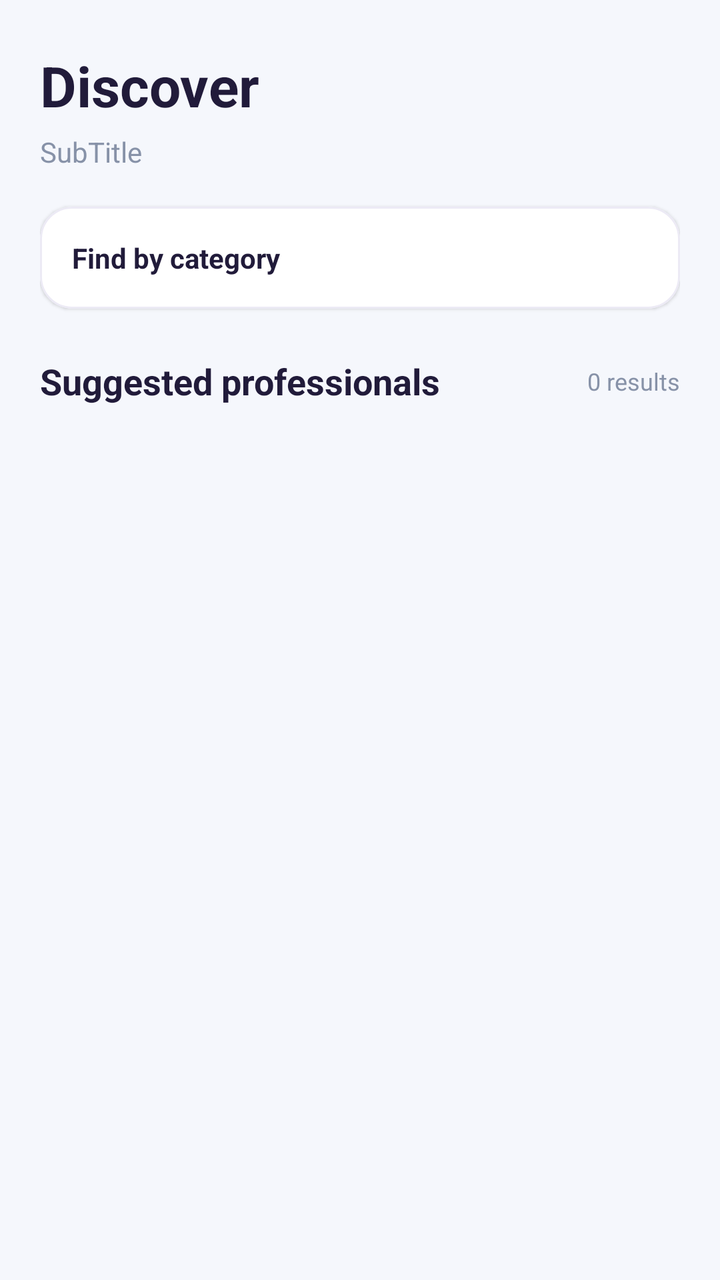
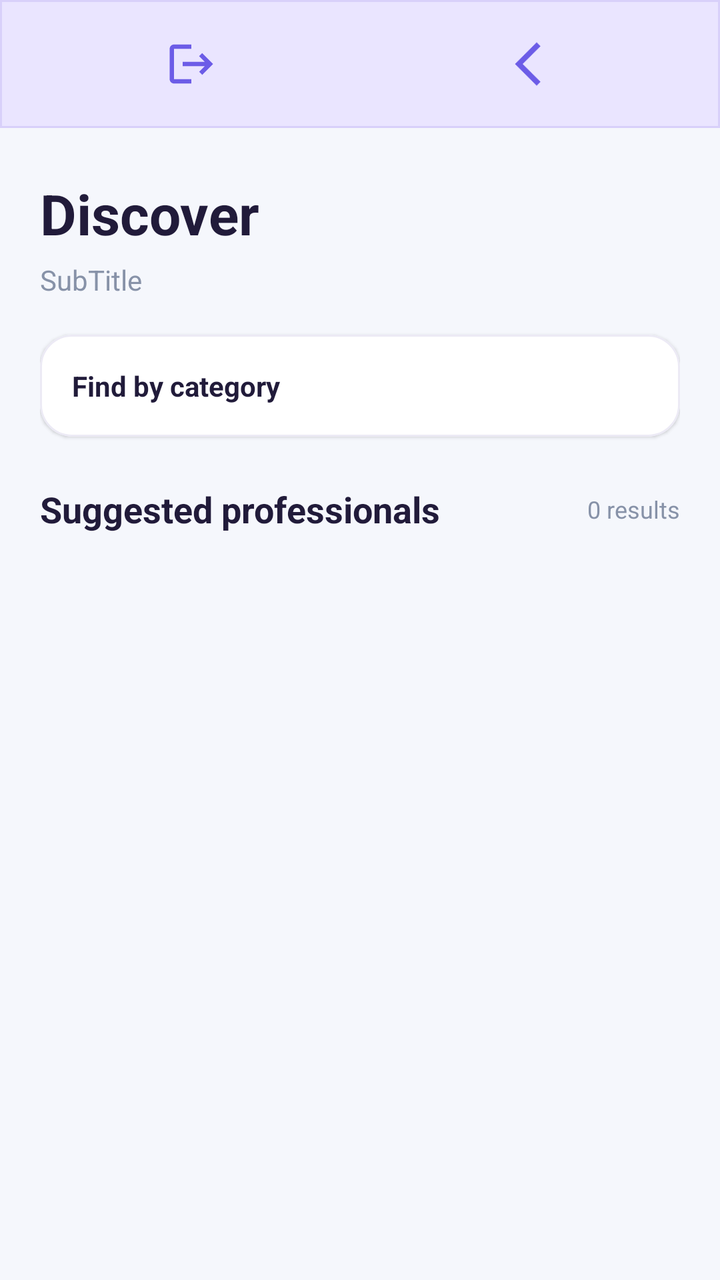

Screens rendered from an Android XML layout before and after an edit, with the pre-edit source and the edit as a unified diff.
<!-- AndroidManifest.xml: application theme Theme.FindProfessionals -->
<!-- res/layout/activity_seach.xml -->
<?xml version="1.0" encoding="utf-8"?>
<androidx.constraintlayout.widget.ConstraintLayout
    xmlns:android="http://schemas.android.com/apk/res/android"
    xmlns:app="http://schemas.android.com/apk/res-auto"
    xmlns:tools="http://schemas.android.com/tools"
    android:id="@+id/main"
    android:layout_width="match_parent"
    android:layout_height="match_parent"
    android:background="#F5F7FC"
    tools:context=".SeachActivity">

    
    <LinearLayout
        android:id="@+id/searchHeader"
        android:layout_width="match_parent"
        android:layout_height="wrap_content"
        android:orientation="vertical"
        android:paddingStart="20dp"
        android:paddingEnd="20dp"
        android:paddingTop="24dp"
        android:paddingBottom="12dp"
        app:layout_constraintTop_toTopOf="parent"
        app:layout_constraintStart_toStartOf="parent"
        app:layout_constraintEnd_toEndOf="parent">

        
        <TextView
            android:layout_width="match_parent"
            android:layout_height="wrap_content"
            android:text="Discover"
            android:textColor="#211B3A"
            android:textSize="28sp"
            android:textStyle="bold"/>

        <TextView
            android:id="@+id/subTitle"
            android:layout_width="match_parent"
            android:layout_height="wrap_content"
            android:layout_marginTop="5dp"
            android:text="SubTitle"
            android:textColor="#8792A8"
            android:textSize="14sp"/>

        
        <com.google.android.material.card.MaterialCardView
            android:id="@+id/categoryGroup"
            android:layout_width="match_parent"
            android:layout_height="wrap_content"
            android:layout_marginTop="18dp"
            app:cardBackgroundColor="#FFFFFF"
            app:cardCornerRadius="16dp"
            app:cardElevation="1dp"
            app:strokeColor="#ECEAF5"
            app:strokeWidth="1dp">

            <LinearLayout
                android:layout_width="match_parent"
                android:layout_height="wrap_content"
                android:orientation="vertical"
                android:padding="16dp">

                <TextView
                    android:layout_width="match_parent"
                    android:layout_height="wrap_content"
                    android:text="Find by category"
                    android:textColor="#211B3A"
                    android:textSize="14sp"
                    android:textStyle="bold"/>

                <HorizontalScrollView
                    android:layout_width="match_parent"
                    android:layout_height="wrap_content"
                    android:scrollbars="none">

                    <com.google.android.material.chip.ChipGroup
                        android:id="@+id/professionalCategoryGroup"
                        android:layout_width="wrap_content"
                        android:layout_height="wrap_content"
                        app:singleLine="true"
                        app:singleSelection="false"
                        app:chipSpacingHorizontal="6dp"/>

                </HorizontalScrollView>

            </LinearLayout>

        </com.google.android.material.card.MaterialCardView>

        
        <LinearLayout
            android:layout_width="match_parent"
            android:layout_height="wrap_content"
            android:layout_marginTop="24dp"
            android:gravity="center_vertical"
            android:orientation="horizontal">

            <TextView
                android:id="@+id/resultsTitle"
                android:layout_width="0dp"
                android:layout_height="wrap_content"
                android:layout_weight="1"
                android:text="Suggested professionals"
                android:textColor="#211B3A"
                android:textSize="18sp"
                android:textStyle="bold"/>

            <TextView
                android:id="@+id/resultsCount"
                android:layout_width="wrap_content"
                android:layout_height="wrap_content"
                android:text="0 results"
                android:textColor="#8792A8"
                android:textSize="12sp"/>

        </LinearLayout>

    </LinearLayout>


    
    <androidx.recyclerview.widget.RecyclerView
        android:id="@+id/searchResults"
        android:layout_width="match_parent"
        android:layout_height="0dp"
        android:clipToPadding="false"
        android:paddingStart="20dp"
        android:paddingEnd="20dp"
        android:paddingTop="8dp"
        android:paddingBottom="20dp"
        app:layout_constraintTop_toBottomOf="@id/searchHeader"
        app:layout_constraintBottom_toBottomOf="parent"
        app:layout_constraintStart_toStartOf="parent"
        app:layout_constraintEnd_toEndOf="parent"
        tools:listitem="@layout/item_post"/>

    
    <LinearLayout
        android:id="@+id/emptyState"
        android:layout_width="match_parent"
        android:layout_height="wrap_content"
        android:orientation="vertical"
        android:gravity="center"
        android:padding="32dp"
        android:visibility="gone"
        app:layout_constraintTop_toTopOf="@id/searchResults"
        app:layout_constraintBottom_toBottomOf="@id/searchResults"
        app:layout_constraintStart_toStartOf="parent"
        app:layout_constraintEnd_toEndOf="parent">

        <TextView
            android:layout_width="wrap_content"
            android:layout_height="wrap_content"
            android:text="⌕"
            android:textColor="#536DFE"
            android:textSize="54sp"/>

        <TextView
            android:id="@+id/emptyStateTitle"
            android:layout_width="wrap_content"
            android:layout_height="wrap_content"
            android:layout_marginTop="12dp"
            android:text="Nothing found"
            android:textColor="#211B3A"
            android:textSize="19sp"
            android:textStyle="bold"/>

        <TextView
            android:id="@+id/emptyStateDescription"
            android:layout_width="match_parent"
            android:layout_height="wrap_content"
            android:layout_marginTop="8dp"
            android:gravity="center"
            android:text="Try changing your search or filters."
            android:textColor="#8792A8"
            android:textSize="14sp"/>

    </LinearLayout>

</androidx.constraintlayout.widget.ConstraintLayout>
<!-- res/layout/item_post.xml (included above) -->
<?xml version="1.0" encoding="utf-8"?>
<com.google.android.material.card.MaterialCardView
    xmlns:android="http://schemas.android.com/apk/res/android"
    xmlns:app="http://schemas.android.com/apk/res-auto"
    android:layout_width="match_parent"
    android:layout_height="wrap_content"
    android:layout_marginHorizontal="4dp"
    android:layout_marginVertical="7dp"
    app:cardBackgroundColor="#FFFFFF"
    app:cardCornerRadius="18dp"
    app:cardElevation="2dp"
    app:strokeColor="#ECEAF5"
    app:strokeWidth="1dp">

    <LinearLayout
        android:layout_width="match_parent"
        android:layout_height="wrap_content"
        android:orientation="vertical"
        android:padding="16dp">

        
        <LinearLayout
            android:layout_width="match_parent"
            android:layout_height="wrap_content"
            android:gravity="center_vertical"
            android:orientation="horizontal">

            <de.hdodenhof.circleimageview.CircleImageView
                android:id="@+id/postAuthorImage"
                android:layout_width="48dp"
                android:layout_height="48dp"
                android:src="@drawable/ic_launcher_foreground"
                android:scaleType="centerCrop"/>

            <TextView
                android:id="@+id/postAuthorName"
                android:layout_width="0dp"
                android:layout_height="wrap_content"
                android:layout_marginStart="12dp"
                android:layout_weight="1"
                android:text="David Cohen"
                android:textColor="#211B3A"
                android:textSize="15sp"
                android:textStyle="bold"/>

        </LinearLayout>

        
        <LinearLayout
            android:layout_width="match_parent"
            android:layout_height="wrap_content"
            android:layout_marginTop="10dp"
            android:gravity="center_vertical"
            android:orientation="horizontal">

            <ImageView
                android:layout_width="17dp"
                android:layout_height="17dp"
                android:src="@android:drawable/ic_menu_call"
                android:contentDescription="Phone"
                app:tint="#536DFE"/>

            <TextView
                android:id="@+id/postAuthorPhone"
                android:layout_width="0dp"
                android:layout_height="wrap_content"
                android:layout_marginStart="7dp"
                android:layout_weight="1"
                android:text="+972 50-123-4567"
                android:textColor="#8792A8"
                android:textSize="13sp"/>
        </LinearLayout>

        
        <TextView
            android:id="@+id/postTitle"
            android:layout_width="match_parent"
            android:layout_height="wrap_content"
            android:layout_marginTop="16dp"
            android:text="Looking for a plumber"
            android:textColor="#211B3A"
            android:textSize="17sp"
            android:textStyle="bold"/>

        
        <TextView
            android:id="@+id/postCategory"
            android:layout_width="wrap_content"
            android:layout_height="wrap_content"
            android:layout_marginTop="7dp"
            android:text="Plumbing"
            android:textColor="#536DFE"
            android:textSize="12sp"
            android:textStyle="bold"/>

        
        <TextView
            android:id="@+id/postContent"
            android:layout_width="match_parent"
            android:layout_height="wrap_content"
            android:layout_marginTop="12dp"
            android:text="I need someone to repair a leaking pipe in my kitchen. Please contact me if you are available."
            android:textColor="#51566B"
            android:textSize="14sp"
            android:lineSpacingExtra="4dp"
            android:breakStrategy="high_quality"/>

    </LinearLayout>

</com.google.android.material.card.MaterialCardView>
<!-- resources referenced by this layout -->
<resources>
  <!-- drawable ic_launcher_foreground (drawable) -->
  <vector xmlns:android="http://schemas.android.com/apk/res/android"
      xmlns:aapt="http://schemas.android.com/aapt"
      android:width="108dp"
      android:height="108dp"
      android:viewportWidth="108"
      android:viewportHeight="108">
      <path android:pathData="M31,63.928c0,0 6.4,-11 12.1,-13.1c7.2,-2.6 26,-1.4 26,-1.4l38.1,38.1L107,108.928l-32,-1L31,63.928z">
          <aapt:attr name="android:fillColor">
              <gradient
                  android:endX="85.84757"
                  android:endY="92.4963"
                  android:startX="42.9492"
                  android:startY="49.59793"
                  android:type="linear">
                  <item
                      android:color="#44000000"
                      android:offset="0.0" />
                  <item
                      android:color="#00000000"
                      android:offset="1.0" />
              </gradient>
          </aapt:attr>
      </path>
      <path
          android:fillColor="#FFFFFF"
          android:fillType="nonZero"
          android:pathData="M65.3,45.828l3.8,-6.6c0.2,-0.4 0.1,-0.9 -0.3,-1.1c-0.4,-0.2 -0.9,-0.1 -1.1,0.3l-3.9,6.7c-6.3,-2.8 -13.4,-2.8 -19.7,0l-3.9,-6.7c-0.2,-0.4 -0.7,-0.5 -1.1,-0.3C38.8,38.328 38.7,38.828 38.9,39.228l3.8,6.6C36.2,49.428 31.7,56.028 31,63.928h46C76.3,56.028 71.8,49.428 65.3,45.828zM43.4,57.328c-0.8,0 -1.5,-0.5 -1.8,-1.2c-0.3,-0.7 -0.1,-1.5 0.4,-2.1c0.5,-0.5 1.4,-0.7 2.1,-0.4c0.7,0.3 1.2,1 1.2,1.8C45.3,56.528 44.5,57.328 43.4,57.328L43.4,57.328zM64.6,57.328c-0.8,0 -1.5,-0.5 -1.8,-1.2s-0.1,-1.5 0.4,-2.1c0.5,-0.5 1.4,-0.7 2.1,-0.4c0.7,0.3 1.2,1 1.2,1.8C66.5,56.528 65.6,57.328 64.6,57.328L64.6,57.328z"
          android:strokeWidth="1"
          android:strokeColor="#00000000" />
  </vector>
  <style name="Theme.FindProfessionals" parent="Base.Theme.FindProfessionals" />
  <style name="Base.Theme.FindProfessionals" parent="Theme.Material3.DayNight.NoActionBar">
          
          
      </style>
</resources>

<!-- the commit's change to res/layout/activity_seach.xml (unified diff, before → after) -->
@@ -10,6 +10,22 @@
     tools:context=".SeachActivity">
 
     
+    <com.google.android.material.bottomnavigation.BottomNavigationView
+        android:id="@+id/btnNavigation"
+        android:layout_width="match_parent"
+        android:layout_height="64dp"
+        android:background="@drawable/bg_top_navigation"
+        android:elevation="6dp"
+        app:itemIconSize="26dp"
+        app:itemIconTint="#6C5CE7"
+        app:labelVisibilityMode="unlabeled"
+        app:itemHorizontalTranslationEnabled="false"
+        app:menu="@menu/bottom_nav_menu"
+        app:layout_constraintTop_toTopOf="parent"
+        app:layout_constraintStart_toStartOf="parent"
+        app:layout_constraintEnd_toEndOf="parent"/>
+
+    
     <LinearLayout
         android:id="@+id/searchHeader"
         android:layout_width="match_parent"
@@ -19,7 +35,7 @@
         android:paddingEnd="20dp"
         android:paddingTop="24dp"
         android:paddingBottom="12dp"
-        app:layout_constraintTop_toTopOf="parent"
+        app:layout_constraintTop_toBottomOf="@id/btnNavigation"
         app:layout_constraintStart_toStartOf="parent"
         app:layout_constraintEnd_toEndOf="parent">
 
@@ -73,7 +89,7 @@
                     android:scrollbars="none">
 
                     <com.google.android.material.chip.ChipGroup
-                        android:id="@+id/professionalCategoryGroup"
+                        android:id="@+id/categoryCardGroup"
                         android:layout_width="wrap_content"
                         android:layout_height="wrap_content"
                         app:singleLine="true"
@@ -115,7 +131,6 @@
         </LinearLayout>
 
     </LinearLayout>
-
 
     
     <androidx.recyclerview.widget.RecyclerView
@@ -137,7 +152,7 @@
     <LinearLayout
         android:id="@+id/emptyState"
         android:layout_width="match_parent"
-        android:layout_height="wrap_content"
+        android:layout_height="0dp"
         android:orientation="vertical"
         android:gravity="center"
         android:padding="32dp"
<!-- resource entries referenced after the edit -->
@@ -1,5 +1,13 @@
 <!-- resources referenced by this layout -->
 <resources>
+  <!-- drawable bg_top_navigation (drawable) -->
+  <?xml version="1.0" encoding="utf-8"?>
+  <shape xmlns:android="http://schemas.android.com/apk/res/android">
+      <solid android:color="#EAE5FF"/>
+      <stroke
+          android:width="1dp"
+          android:color="#D8D0FA"/>
+  </shape>
   <!-- drawable ic_launcher_foreground (drawable) -->
   <vector xmlns:android="http://schemas.android.com/apk/res/android"
       xmlns:aapt="http://schemas.android.com/aapt"
